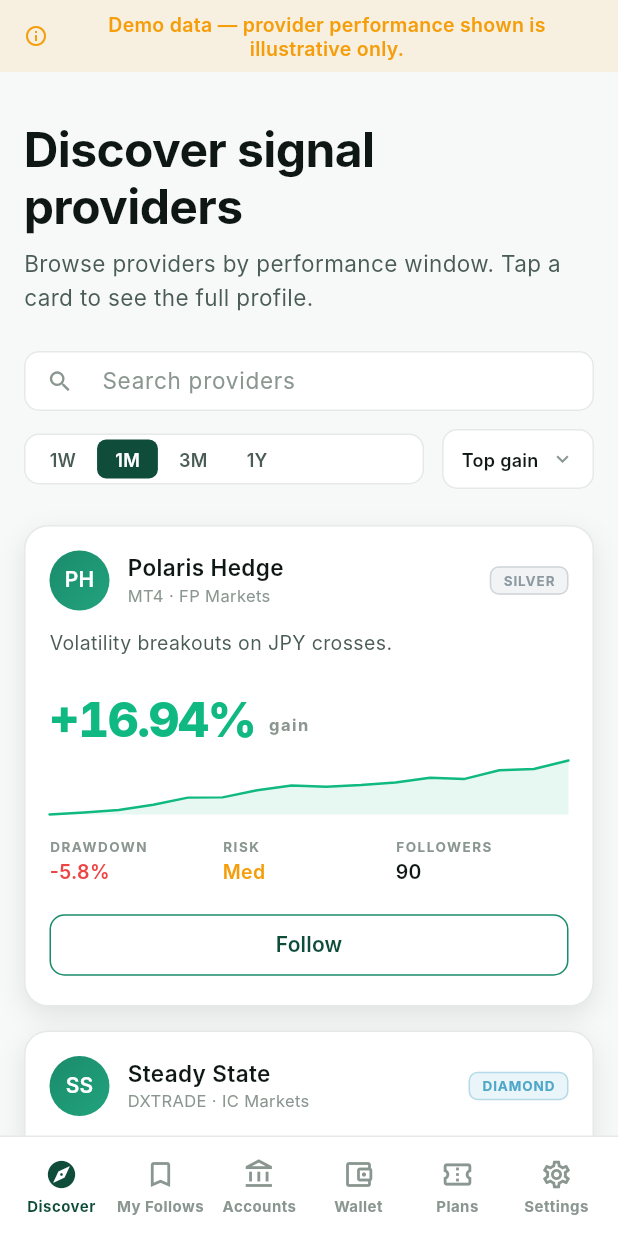
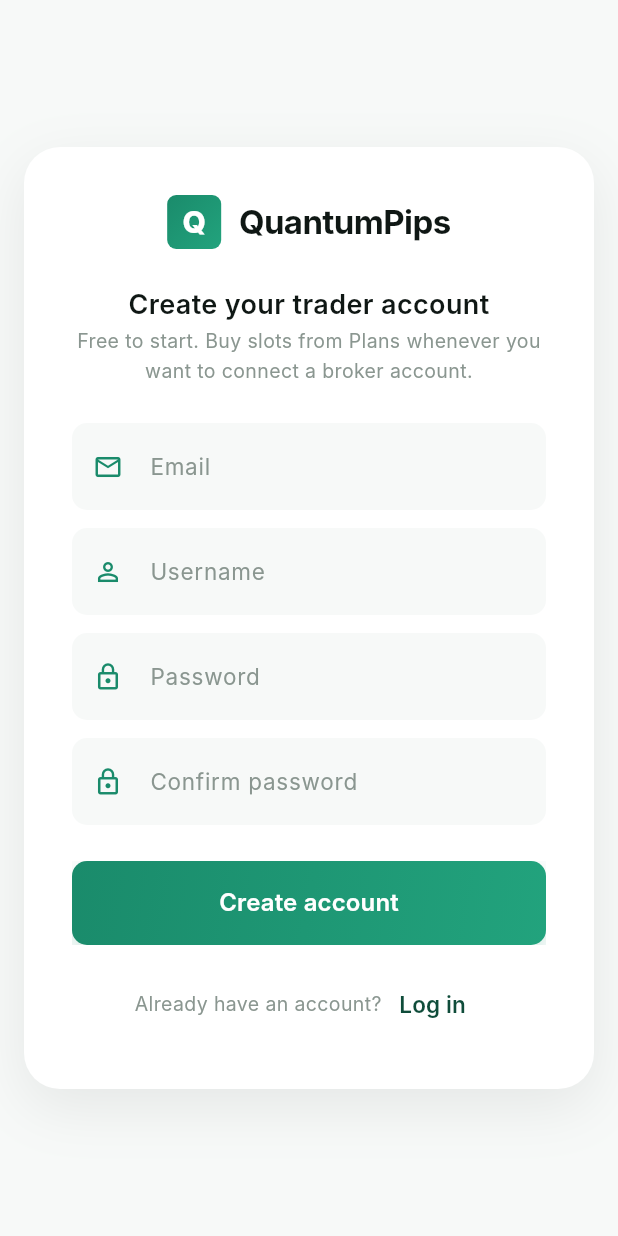
Before and after one commit to backspaceweb/qpips, a Flutter app: the screen it shows after launch, after a tap on "Get Started Free", on a phone screen of 412 x 824 dp. Run offline on Flutter 3.47's test engine with Material 3 defaults, Android fonts, the phone set to English and light mode, and no system bars; our stand-ins replace chopper, supabase_flutter; accounts and stored records are empty; generated files the repository leaves out were written again; Roboto replaces fonts that are missing (Inter).

Commit message:
Trader sign-up: email + username + password form
Adds a self-serve sign-up flow so traders no longer need Susanto to
create their auth row by hand in the Supabase Dashboard.

- AuthRepository.signUp(email, password, username): forwards username
  as auth metadata so handle_new_user can seed profiles.display_name.
  Returns SignUpResult { signedIn | checkEmail | error } so the UI can
  branch on whether Supabase auto-confirmed or sent a verification link.
- TraderSignUpScreen: form (email, username 3-32 chars, password
  min 6, confirm), success state shows a "check your email" panel
  with a back-to-login CTA.
- /signup route wired in main.dart; back-compat /registration also
  lands on sign-up so the old landing-page placeholder links work.
- Landing CTAs (hero, sticky mobile pill, features section, pricing
  tiers, nav-bar Get Started, mobile drawer Get Started) → /signup.
  Login link stays /login.
- Login screen gains a "Don't have an account? Sign up" link.
- Migration 20260503150000_signup_username.sql: handle_new_user reads
  raw_user_meta_data->>'username' and seeds profiles.display_name with
  it (falling back to email for users created before this slice).

Other profile fields (name, address, etc) are collected later via
the trader's Settings page — keeps sign-up short.

Co-Authored-By: Claude Opus 4.7 (1M context) <noreply@anthropic.com>

```diff
--- a/packages/core/lib/repositories/auth_repository.dart
+++ b/packages/core/lib/repositories/auth_repository.dart
@@ -1,4 +1,25 @@
 import 'package:supabase_flutter/supabase_flutter.dart';
+
+/// Outcome of [AuthRepository.signUp]. Three possibilities:
+///   - [signedIn] — Supabase auto-confirmed; trader is logged in.
+///   - [checkEmail] — confirmation email sent; trader must click the
+///     link before they can sign in.
+///   - [error] — sign-up rejected (already-registered, weak password,
+///     network failure, etc.); [errorMessage] is human-readable.
+class SignUpResult {
+  final SignUpStatus status;
+  final String? errorMessage;
+
+  const SignUpResult._(this.status, [this.errorMessage]);
+  const SignUpResult.signedIn() : this._(SignUpStatus.signedIn);
+  const SignUpResult.checkEmail() : this._(SignUpStatus.checkEmail);
+  const SignUpResult.error(String message)
+      : this._(SignUpStatus.error, message);
+
+  bool get isError => status == SignUpStatus.error;
+}
+
+enum SignUpStatus { signedIn, checkEmail, error }
 
 class AuthRepository {
   final SupabaseClient _supabase = Supabase.instance.client;
@@ -31,6 +52,60 @@ class AuthRepository {
     }
   }
 
+  /// Creates a new trader account via Supabase Auth.
+  ///
+  /// `username` is forwarded as auth metadata; the
+  /// `handle_new_user` trigger reads it and seeds
+  /// `profiles.display_name` so admin views surface it instead of the
+  /// email. Returns a [SignUpResult] describing what to do next: with
+  /// email confirmation enabled (recommended for production), the
+  /// returned session is null and the trader must click the link in
+  /// their inbox before logging in.
+  Future<SignUpResult> signUp({
+    required String email,
+    required String password,
+    required String username,
+  }) async {
+    if (email.isEmpty || password.isEmpty || username.isEmpty) {
+      return const SignUpResult.error(
+        'Email, username, and password are all required.',
+      );
+    }
+    try {
+      final response = await _supabase.auth.signUp(
+        email: email,
+        password: password,
+        data: {'username': username},
+      );
+      if (response.user == null) {
+        return const SignUpResult.error(
+          'Sign-up failed: no user returned.',
+        );
+      }
+      // Session non-null = Supabase has email confirmation disabled
+      // and the trader is logged in immediately. Session null = email
+      // confirmation required.
+      return response.session != null
+          ? const SignUpResult.signedIn()
+          : const SignUpResult.checkEmail();
+    } on AuthException catch (e) {
+      final msg = e.message.toLowerCase();
+      if (msg.contains('already registered') ||
+          msg.contains('already exists') ||
+          msg.contains('user already registered')) {
+        return const SignUpResult.error(
+          'That email is already registered. Try logging in instead.',
+        );
+      }
+      if (msg.contains('weak password') || msg.contains('password should')) {
+        return SignUpResult.error('Password too weak: ${e.message}');
+      }
+      return SignUpResult.error('Sign-up failed: ${e.message}');
+    } catch (e) {
+      return SignUpResult.error('Sign-up failed: $e');
+    }
+  }
+
   Future<void> signOut() async {
     await _supabase.auth.signOut();
   }
--- /dev/null
+++ b/packages/user/lib/features/auth/presentation/trader_sign_up_screen.dart
@@ -0,0 +1,380 @@
+import 'package:flutter/material.dart';
+import 'package:provider/provider.dart';
+import 'package:qp_core/repositories/auth_repository.dart';
+import 'package:qp_design/app_colors.dart';
+import 'package:qp_design/app_spacing.dart';
+import 'package:qp_design/app_typography.dart';
+import 'package:qp_design/widgets/primary_button.dart';
+
+/// Trader sign-up screen.
+///
+/// Email + username + password + confirm password. Submits via
+/// [AuthRepository.signUp]; success state depends on whether Supabase
+/// auto-confirms or requires email verification:
+///   - Auto-confirmed: trader is logged in; redirect to /app.
+///   - Email required: show a "check your email" success state with
+///     a link back to /login (where they can sign in once they've
+///     clicked the confirmation link).
+///
+/// Other profile fields (name, address, etc) are collected later via
+/// the trader's Settings page — keeps the sign-up form short.
+class TraderSignUpScreen extends StatefulWidget {
+  const TraderSignUpScreen({super.key});
+
+  @override
+  State<TraderSignUpScreen> createState() => _TraderSignUpScreenState();
+}
+
+class _TraderSignUpScreenState extends State<TraderSignUpScreen> {
+  final _formKey = GlobalKey<FormState>();
+  final _emailCtrl = TextEditingController();
+  final _usernameCtrl = TextEditingController();
+  final _passwordCtrl = TextEditingController();
+  final _confirmCtrl = TextEditingController();
+
+  bool _submitting = false;
+  String? _error;
+  bool _checkEmail = false;
+  String? _confirmedEmail;
+
+  @override
+  void dispose() {
+    _emailCtrl.dispose();
+    _usernameCtrl.dispose();
+    _passwordCtrl.dispose();
+    _confirmCtrl.dispose();
+    super.dispose();
+  }
+
+  Future<void> _submit() async {
+    if (!_formKey.currentState!.validate()) return;
+    setState(() {
+      _submitting = true;
+      _error = null;
+    });
+    final repo = context.read<AuthRepository>();
+    final result = await repo.signUp(
+      email: _emailCtrl.text.trim(),
+      password: _passwordCtrl.text,
+      username: _usernameCtrl.text.trim(),
+    );
+    if (!mounted) return;
+    switch (result.status) {
+      case SignUpStatus.signedIn:
+        Navigator.of(context).pushReplacementNamed('/app');
+      case SignUpStatus.checkEmail:
+        setState(() {
+          _submitting = false;
+          _checkEmail = true;
+          _confirmedEmail = _emailCtrl.text.trim();
+        });
+      case SignUpStatus.error:
+        setState(() {
+          _submitting = false;
+          _error = result.errorMessage ?? 'Sign-up failed.';
+        });
+    }
+  }
+
+  @override
+  Widget build(BuildContext context) {
+    return Scaffold(
+      backgroundColor: AppColors.surfaceMuted,
+      body: Center(
+        child: SingleChildScrollView(
+          child: ConstrainedBox(
+            constraints: const BoxConstraints(maxWidth: 460),
+            child: Container(
+              margin: const EdgeInsets.all(AppSpacing.lg),
+              padding: const EdgeInsets.all(AppSpacing.xxl),
+              decoration: BoxDecoration(
+                color: AppColors.surface,
+                borderRadius: BorderRadius.circular(AppSpacing.radiusXl),
+                boxShadow: [
+                  BoxShadow(
+                    color: AppColors.shadow.withValues(alpha: 0.08),
+                    blurRadius: 32,
+                    offset: const Offset(0, 12),
+                  ),
+                ],
+              ),
+              child: _checkEmail
+                  ? _CheckEmailState(email: _confirmedEmail ?? '')
+                  : _Form(
+                      formKey: _formKey,
+                      emailCtrl: _emailCtrl,
+                      usernameCtrl: _usernameCtrl,
+                      passwordCtrl: _passwordCtrl,
+                      confirmCtrl: _confirmCtrl,
+                      error: _error,
+                      submitting: _submitting,
+                      onSubmit: _submit,
+                    ),
+            ),
+          ),
+        ),
+      ),
+    );
+  }
+}
+
+class _Form extends StatelessWidget {
+  final GlobalKey<FormState> formKey;
+  final TextEditingController emailCtrl;
+  final TextEditingController usernameCtrl;
+  final TextEditingController passwordCtrl;
+  final TextEditingController confirmCtrl;
+  final String? error;
+  final bool submitting;
+  final VoidCallback onSubmit;
+
+  const _Form({
+    required this.formKey,
+    required this.emailCtrl,
+    required this.usernameCtrl,
+    required this.passwordCtrl,
+    required this.confirmCtrl,
+    required this.error,
+    required this.submitting,
+    required this.onSubmit,
+  });
+
+  @override
+  Widget build(BuildContext context) {
+    return Form(
+      key: formKey,
+      child: Column(
+        crossAxisAlignment: CrossAxisAlignment.stretch,
+        mainAxisSize: MainAxisSize.min,
+        children: [
+          Center(child: _Wordmark()),
+          const SizedBox(height: AppSpacing.xl),
+          Text(
+            'Create your trader account',
+            style: AppTypography.titleLarge,
+            textAlign: TextAlign.center,
+          ),
+          const SizedBox(height: AppSpacing.xs),
+          Text(
+            'Free to start. Buy slots from Plans whenever you want to '
+            'connect a broker account.',
+            style: AppTypography.bodySmall,
+            textAlign: TextAlign.center,
+          ),
+          const SizedBox(height: AppSpacing.xl),
+          TextFormField(
+            controller: emailCtrl,
+            keyboardType: TextInputType.emailAddress,
+            autofillHints: const [AutofillHints.email],
+            decoration: _decoration(
+              label: 'Email',
+              icon: Icons.email_outlined,
+            ),
+            validator: (v) {
+              final s = v?.trim() ?? '';
+              if (s.isEmpty) return 'Email is required';
+              if (!s.contains('@') || !s.contains('.')) {
+                return "That doesn't look like a valid email";
+              }
+              return null;
+            },
+          ),
+          const SizedBox(height: AppSpacing.md),
+          TextFormField(
+            controller: usernameCtrl,
+            autofillHints: const [AutofillHints.username],
+            decoration: _decoration(
+              label: 'Username',
+              icon: Icons.person_outline,
+            ),
+            validator: (v) {
+              final s = v?.trim() ?? '';
+              if (s.isEmpty) return 'Username is required';
+              if (s.length < 3) return 'Username must be at least 3 characters';
+              if (s.length > 32) return 'Username must be at most 32 characters';
+              return null;
+            },
+          ),
+          const SizedBox(height: AppSpacing.md),
+          TextFormField(
+            controller: passwordCtrl,
+            obscureText: true,
+            autofillHints: const [AutofillHints.newPassword],
+            decoration: _decoration(
+              label: 'Password',
+              icon: Icons.lock_outline,
+            ),
+            validator: (v) {
+              if (v == null || v.isEmpty) return 'Password is required';
+              if (v.length < 6) {
+                return 'Password must be at least 6 characters';
+              }
+              return null;
+            },
+          ),
+          const SizedBox(height: AppSpacing.md),
+          TextFormField(
+            controller: confirmCtrl,
+            obscureText: true,
+            decoration: _decoration(
+              label: 'Confirm password',
+              icon: Icons.lock_outline,
+            ),
+            validator: (v) {
+              if (v != passwordCtrl.text) return 'Passwords don\'t match';
+              return null;
+            },
+            onFieldSubmitted: (_) => onSubmit(),
+          ),
+          if (error != null) ...[
+            const SizedBox(height: AppSpacing.md),
+            Text(
+              error!,
+              style: AppTypography.bodySmall.copyWith(color: AppColors.loss),
+              textAlign: TextAlign.center,
+            ),
+          ],
+          const SizedBox(height: AppSpacing.xl),
+          PrimaryButton(
+            label: 'Create account',
+            onPressed: submitting ? null : onSubmit,
+            isLoading: submitting,
+            large: true,
+          ),
+          const SizedBox(height: AppSpacing.lg),
+          Row(
+            mainAxisAlignment: MainAxisAlignment.center,
+            children: [
+              Text(
+                'Already have an account?',
+                style: AppTypography.bodySmall,
+              ),
+              TextButton(
+                onPressed: () =>
+                    Navigator.of(context).pushReplacementNamed('/login'),
+                child: const Text('Log in'),
+              ),
+            ],
+          ),
+        ],
+      ),
+    );
+  }
+}
+
+class _CheckEmailState extends StatelessWidget {
+  final String email;
+  const _CheckEmailState({required this.email});
+
+  @override
+  Widget build(BuildContext context) {
+    return Column(
+      crossAxisAlignment: CrossAxisAlignment.stretch,
+      mainAxisSize: MainAxisSize.min,
+      children: [
+        Center(child: _Wordmark()),
+        const SizedBox(height: AppSpacing.xl),
+        Container(
+          width: 64,
+          height: 64,
+          alignment: Alignment.center,
+          decoration: BoxDecoration(
+            color: AppColors.profit.withValues(alpha: 0.10),
+            shape: BoxShape.circle,
+          ),
+          child: const Icon(
+            Icons.mark_email_unread_outlined,
+            color: AppColors.profit,
+            size: 32,
+          ),
+        ),
+        const SizedBox(height: AppSpacing.lg),
+        Text(
+          'Check your email',
+          style: AppTypography.titleLarge,
+          textAlign: TextAlign.center,
+        ),
+        const SizedBox(height: AppSpacing.sm),
+        Text(
+          'We sent a confirmation link to $email. Click it to activate '
+          'your account, then come back here to log in.',
+          style: AppTypography.bodyMedium,
+          textAlign: TextAlign.center,
+        ),
+        const SizedBox(height: AppSpacing.xl),
+        PrimaryButton(
+          label: 'Back to log in',
+          onPressed: () =>
+              Navigator.of(context).pushReplacementNamed('/login'),
+          large: true,
+        ),
+        const SizedBox(height: AppSpacing.md),
+        Text(
+          "Didn't get the email? Check your spam folder, or wait a few "
+          'minutes and try logging in.',
+          style: AppTypography.bodySmall,
+          textAlign: TextAlign.center,
+        ),
+      ],
+    );
+  }
+}
+
+class _Wordmark extends StatelessWidget {
+  @override
+  Widget build(BuildContext context) {
+    return Row(
+      mainAxisSize: MainAxisSize.min,
+      children: [
+        Container(
+          width: 36,
+          height: 36,
+          decoration: BoxDecoration(
+            gradient: AppColors.primaryGradient,
+            borderRadius: BorderRadius.circular(AppSpacing.radiusSm),
+          ),
+          alignment: Alignment.center,
+          child: const Text(
+            'Q',
+            style: TextStyle(
+              color: AppColors.textOnDark,
+              fontWeight: FontWeight.w800,
+              fontSize: 20,
+              fontFamily: AppTypography.fontFamily,
+            ),
+          ),
+        ),
+        const SizedBox(width: AppSpacing.md),
+        const Text(
+          'QuantumPips',
+          style: TextStyle(
+            color: AppColors.textPrimary,
+            fontWeight: FontWeight.w700,
+            fontSize: 22,
+            letterSpacing: -0.4,
+            fontFamily: AppTypography.fontFamily,
+          ),
+        ),
+      ],
+    );
+  }
+}
+
+InputDecoration _decoration({
+  required String label,
+  required IconData icon,
+}) {
+  return InputDecoration(
+    labelText: label,
+    prefixIcon: Icon(icon, color: AppColors.primaryAccent, size: 20),
+    filled: true,
+    fillColor: AppColors.surfaceMuted,
+    border: OutlineInputBorder(
+      borderRadius: BorderRadius.circular(AppSpacing.radiusMd),
+      borderSide: BorderSide.none,
+    ),
+    labelStyle: AppTypography.bodyMedium.copyWith(
+      color: AppColors.textMuted,
+    ),
+  );
+}
--- a/packages/user/lib/features/landing/presentation/widgets/landing_drawer.dart
+++ b/packages/user/lib/features/landing/presentation/widgets/landing_drawer.dart
@@ -46,7 +46,7 @@ class LandingDrawer extends StatelessWidget {
                   _LoginRow(
                     onTap: () {
                       Navigator.of(context).pop();
-                      Navigator.of(context).pushNamed('/registration');
+                      Navigator.of(context).pushNamed('/login');
                     },
                   ),
                   const SizedBox(height: AppSpacing.md),
@@ -54,7 +54,7 @@ class LandingDrawer extends StatelessWidget {
                     label: 'Get Started',
                     onPressed: () {
                       Navigator.of(context).pop();
-                      Navigator.of(context).pushNamed('/app');
+                      Navigator.of(context).pushNamed('/signup');
                     },
                   ),
                 ],
--- a/packages/user/lib/features/landing/presentation/widgets/landing_features.dart
+++ b/packages/user/lib/features/landing/presentation/widgets/landing_features.dart
@@ -226,7 +226,7 @@ class _FeatureText extends StatelessWidget {
           label: ctaLabel,
           icon: Icons.arrow_forward,
           onPressed: () =>
-              Navigator.of(context).pushNamed('/app'),
+              Navigator.of(context).pushNamed('/signup'),
         ),
       ],
     );
--- a/packages/user/lib/features/landing/presentation/widgets/landing_hero.dart
+++ b/packages/user/lib/features/landing/presentation/widgets/landing_hero.dart
@@ -122,7 +122,7 @@ class _HeroText extends StatelessWidget {
                 large: !isMobile,
                 icon: Icons.arrow_forward,
                 onPressed: () =>
-                    Navigator.of(context).pushNamed('/app'),
+                    Navigator.of(context).pushNamed('/signup'),
               ),
               SecondaryButton(
                 label: 'See how it works',
--- a/packages/user/lib/features/landing/presentation/widgets/landing_nav_bar.dart
+++ b/packages/user/lib/features/landing/presentation/widgets/landing_nav_bar.dart
@@ -43,13 +43,13 @@ class LandingNavBar extends StatelessWidget {
               if (!isCompact) ...[
                 _LoginLink(
                   onTap: () =>
-                      Navigator.of(context).pushNamed('/registration'),
+                      Navigator.of(context).pushNamed('/login'),
                 ),
                 const SizedBox(width: AppSpacing.lg),
                 PrimaryButton(
                   label: 'Get Started',
                   onPressed: () =>
-                      Navigator.of(context).pushNamed('/app'),
+                      Navigator.of(context).pushNamed('/signup'),
                 ),
               ] else
                 Builder(
--- a/packages/user/lib/features/landing/presentation/widgets/landing_pricing.dart
+++ b/packages/user/lib/features/landing/presentation/widgets/landing_pricing.dart
@@ -267,12 +267,12 @@ class _PricingCard extends StatelessWidget {
                     ? PrimaryButton(
                         label: tier.ctaLabel,
                         onPressed: () =>
-                            Navigator.of(context).pushNamed('/app'),
+                            Navigator.of(context).pushNamed('/signup'),
                       )
                     : SecondaryButton(
                         label: tier.ctaLabel,
                         onPressed: () =>
-                            Navigator.of(context).pushNamed('/app'),
+                            Navigator.of(context).pushNamed('/signup'),
                       ),
               ),
             ],
--- a/packages/user/lib/features/landing/presentation/widgets/landing_sticky_cta.dart
+++ b/packages/user/lib/features/landing/presentation/widgets/landing_sticky_cta.dart
@@ -5,7 +5,7 @@ import 'package:qp_design/app_typography.dart';
 
 /// Floating "Start free →" pill anchored to the bottom of the landing
 /// page on mobile. Always visible while the trader scrolls; dismisses
-/// the keyboard if open and routes to /app on tap.
+/// the keyboard if open and routes to /signup on tap.
 ///
 /// Hidden on desktop — there the inline hero / nav / pricing CTAs are
 /// already always reachable. On mobile, hero CTAs scroll out of view
@@ -45,7 +45,7 @@ class LandingStickyCta extends StatelessWidget {
               ],
             ),
             child: InkWell(
-              onTap: () => Navigator.of(context).pushNamed('/app'),
+              onTap: () => Navigator.of(context).pushNamed('/signup'),
               borderRadius: BorderRadius.circular(AppSpacing.radiusFull),
               child: Container(
                 height: 52,
--- a/packages/user/lib/main.dart
+++ b/packages/user/lib/main.dart
@@ -7,6 +7,7 @@ import 'package:qp_core/repositories/trader_repository.dart';
 import 'package:qp_design/app_theme.dart';
 import 'package:supabase_flutter/supabase_flutter.dart';
 import 'features/auth/presentation/trader_login_screen.dart';
+import 'features/auth/presentation/trader_sign_up_screen.dart';
 import 'features/landing/presentation/landing_screen.dart';
 import 'features/trader/presentation/trader_shell.dart';
 
@@ -64,8 +65,12 @@ class UserApp extends StatelessWidget {
         routes: {
           '/': (context) => const LandingScreen(),
           '/login': (context) => const TraderLoginScreen(),
+          '/signup': (context) => const TraderSignUpScreen(),
+          // Back-compat: landing-page links that still point at
+          // /registration land on sign-up rather than login (the
+          // original placeholder semantics).
+          '/registration': (context) => const TraderSignUpScreen(),
           '/app': (context) => const _AuthGate(child: TraderShell()),
-          '/registration': (context) => const TraderLoginScreen(),
         },
       ),
     );
```
Also changed, not shown: packages/user/lib/features/auth/presentation/trader_login_screen.dart (+18 -6 lines), 1 other file.
